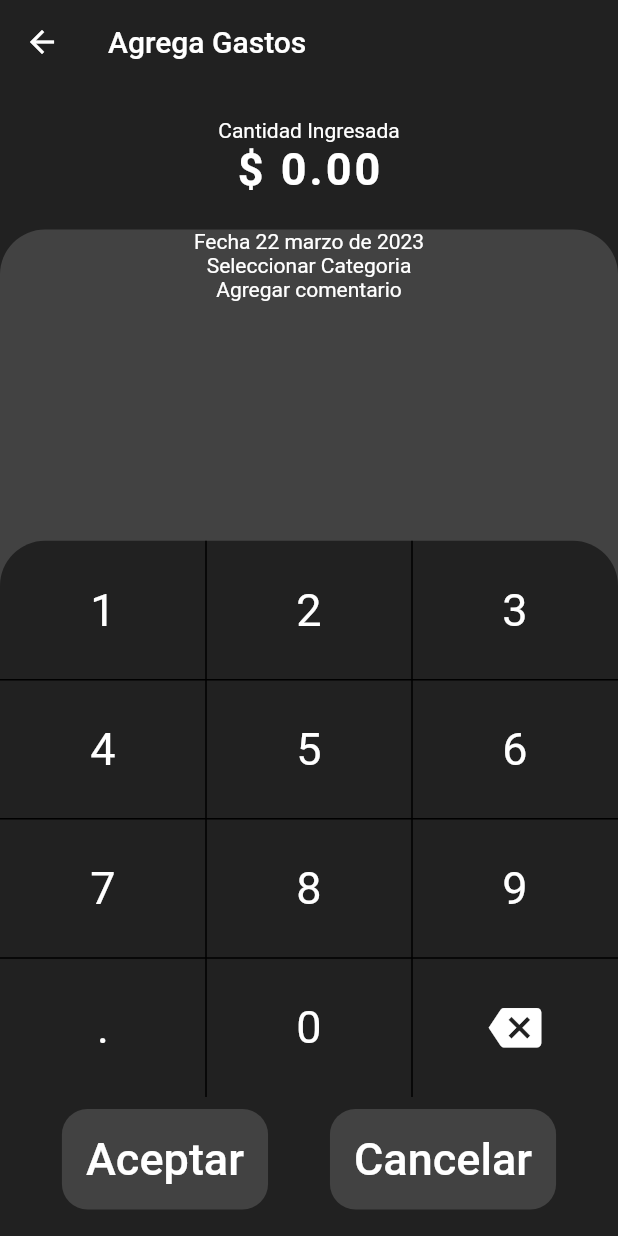
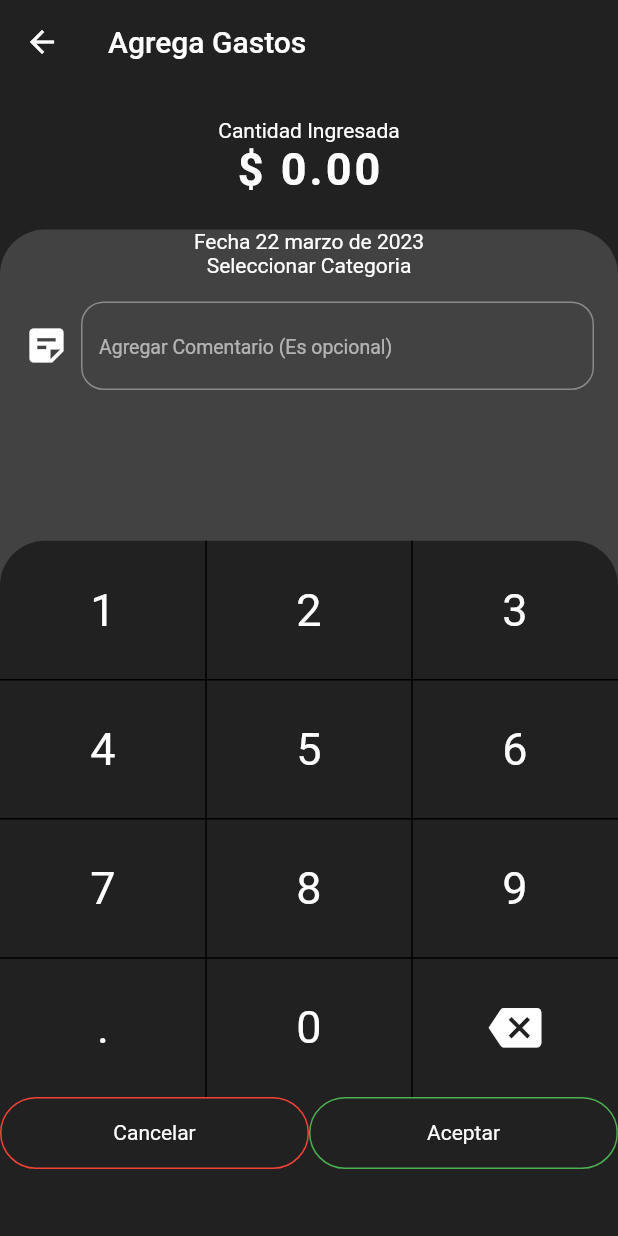
Before and after one commit to TonyVazz/balance_moviles, a Flutter app: the AddExpenses screen opened directly, after a tap on "Cantidad Ingresada", on a phone screen of 412 x 824 dp. Run offline on Flutter 3.47's test engine with Material 2 defaults, Android fonts, the phone set to English and light mode, and no system bars; our stand-ins replace flutter_speed_dial.

Commit message:
agregue el commentbox y se modificaron los botones, tengo que agregar la validacion para el punto nuevamente

```diff
--- a/lib/pages/add_expenses.dart
+++ b/lib/pages/add_expenses.dart
@@ -2,13 +2,20 @@ import 'package:balance/utils/constants.dart';
 import 'package:flutter/material.dart';
 
 import '../widgets/add_expenses_wt/bs_num_keyboard.dart';
+import '../widgets/add_expenses_wt/comments_box.dart';
 
 class AddExpenses extends StatelessWidget {
   const AddExpenses({super.key});
 
   @override
   Widget build(BuildContext context) {
-    return Scaffold(
+    return GestureDetector(
+      //para quitar el teclado, guardar este peque;o bloque
+      behavior: HitTestBehavior.opaque,
+      onTap: () {
+        FocusScope.of(context).unfocus();
+      }, // aqui termina
+      child: Scaffold(
           appBar: AppBar(
             title: const Text('Agrega Gastos'),
             elevation: 0,
@@ -26,12 +33,13 @@ class AddExpenses extends StatelessWidget {
                       children: const [
                         Text('Fecha 22 marzo de 2023'),
                         Text('Seleccionar Categoria'),
-                      Text('Agregar comentario'),
+                        CommentsBox(),
                         Expanded(child: Center(child: Text('Boton'))),
                       ],
                     )),
               )
             ],
-        ));
+          )),
+    );
   }
 }
--- a/lib/utils/constants.dart
+++ b/lib/utils/constants.dart
@@ -1,13 +1,21 @@
 import 'package:flutter/cupertino.dart';
 
-class Constants{
-  static sheetBoxDecoration(Color color){
+class Constants {
+  static sheetBoxDecoration(Color color) {
     return BoxDecoration(
-      color: color,
-      borderRadius: const BorderRadius.only(
-        topLeft: Radius.circular(30),
-        topRight: Radius.circular(30)
-        )
+        color: color,
+        borderRadius: const BorderRadius.only(
+            topLeft: Radius.circular(30), topRight: Radius.circular(30)));
+  }
+
+  static customButton(Color decoration, Color border, String _text) {
+    return Container(
+      padding: const EdgeInsets.all(15),
+      decoration: BoxDecoration(
+          color: decoration,
+          border: Border.all(color: border),
+          borderRadius: BorderRadius.circular(25)),
+      child: Center(child: Text(_text)),
     );
   }
 }
--- a/lib/widgets/add_expenses_wt/bs_num_keyboard.dart
+++ b/lib/widgets/add_expenses_wt/bs_num_keyboard.dart
@@ -1,3 +1,4 @@
+import 'package:balance/utils/constants.dart';
 import 'package:flutter/cupertino.dart';
 import 'package:flutter/material.dart';
 
@@ -13,6 +14,10 @@ class _BSNumKeyboardState extends State<BSNumKeyboard> {
 
   @override
   Widget build(BuildContext context) {
+    String Function(Match) mathFunc;
+    RegExp reg = RegExp(r'(\d{1,3})(?=(\d{3})+(?!\d))');
+    mathFunc = (Match match) => '${match[1]},';
+
     return GestureDetector(
       onTap: () {
         _numPad();
@@ -23,7 +28,7 @@ class _BSNumKeyboardState extends State<BSNumKeyboard> {
           children: [
             Text('Cantidad Ingresada'),
             Text(
-              '\$ $importe',
+              '\$ ${importe.replaceAllMapped(reg, mathFunc)}',
               style: const TextStyle(
                 fontSize: 30,
                 letterSpacing: 2,
@@ -37,7 +42,7 @@ class _BSNumKeyboardState extends State<BSNumKeyboard> {
   }
 
   _numPad() {
-    RegExp regex = RegExp(r'^\d{0,20}(\.\d{0,4})?$'); // Expresión regular
+    if (importe == '0.00') importe = '';
 
     _num(String _text, double _height) {
       return GestureDetector(
@@ -45,13 +50,7 @@ _numPad() {
         onTap: () {
           setState(() {
             if (importe == '0.00') importe = '';
-            if (importe.contains(".") && _text == ".") {
-              return; // Si ya hay un punto decimal en el importe, no se permite agregar otro
-            }
-            String newImporte = importe + _text;
-            if (regex.hasMatch(newImporte)) {
-              importe = newImporte; // Si el nuevo importe coincide con la expresión regular, se permite agregar el dígito
-            }
+            importe += _text;
           });
         },
         child: SizedBox(
@@ -77,7 +76,9 @@ _numPad() {
             borderRadius: BorderRadius.vertical(top: Radius.circular(30))),
         context: context,
         builder: (BuildContext context) {
-          return SizedBox(
+          return WillPopScope(
+            onWillPop: () async => false,
+            child: SizedBox(
               height: 900,
               child: LayoutBuilder(
                 builder: (BuildContext context, BoxConstraints constraints) {
@@ -149,46 +150,28 @@ _numPad() {
                       Row(
                         mainAxisAlignment: MainAxisAlignment.spaceEvenly,
                         children: [
-                        Padding(
-                          padding: const EdgeInsets.only(left: 8.0),
-                          child: Container(
-                            decoration: BoxDecoration(
-                              color: Theme.of(context).primaryColorDark,
-                              borderRadius: BorderRadius.circular(17),
-                            ),
-                            child: TextButton(
-                              onPressed: (() {}),
-                              child: const Padding(
-                                padding: EdgeInsets.all(8.0),
-                                child: Center(
-                                    child: Text(
-                                  'Aceptar',
-                                  style: TextStyle(
-                                      color: Colors.white, fontSize: 30),
-                                )),
+                          Expanded(
+                            child: GestureDetector(
+                              child: Constants.customButton(
+                                  Colors.transparent, Colors.red, 'Cancelar'),
+                              onTap: () {
+                                setState(() {
+                                  importe = '0.00';
+                                  Navigator.pop(context);
+                                });
+                              },
                             ),
                           ),
-                          ),
-                        ),
-                        Padding(
-                          padding: const EdgeInsets.all(8.0),
-                          child: Container(
-                            decoration: BoxDecoration(
-                              color: Theme.of(context).primaryColorDark,
-                              borderRadius: BorderRadius.circular(17),
-                            ),
-                            child: TextButton(
-                              onPressed: (() {}),
-                              child: const Padding(
-                                padding: EdgeInsets.all(8.0),
-                                child: Center(
-                                    child: Text(
-                                  'Cancelar',
-                                  style: TextStyle(
-                                      color: Colors.white, fontSize: 30),
-                                )),
-                              ),
-                            ),
+                          Expanded(
+                            child: GestureDetector(
+                              child: Constants.customButton(
+                                  Colors.transparent, Colors.green, 'Aceptar'),
+                              onTap: () {
+                                setState(() {
+                                  if (importe.isEmpty) importe = '0.00';
+                                  Navigator.pop(context);
+                                });
+                              },
                             ),
                           ),
                         ],
@@ -197,6 +180,7 @@ _numPad() {
                   );
                 },
               ),
+            ),
           );
         });
   }
--- /dev/null
+++ b/lib/widgets/add_expenses_wt/comments_box.dart
@@ -0,0 +1,43 @@
+import 'package:flutter/material.dart';
+
+class CommentsBox extends StatelessWidget {
+  const CommentsBox({super.key});
+
+  @override
+  Widget build(BuildContext context) {
+    return Padding(
+      padding: const EdgeInsets.all(16.0),
+      child: Row(
+        children: [
+          const Icon(
+            Icons.sticky_note_2,
+            size: 30,
+          ),
+          SizedBox(
+            width: 8,
+          ),
+          Expanded(
+            child: TextFormField(
+              cursorColor: Colors.green,
+              keyboardType: TextInputType.text,
+              maxLength: 100,
+              decoration: InputDecoration(
+                counterText: '',
+                hintText: 'Agregar Comentario (Es opcional)',
+                border:
+                    OutlineInputBorder(borderRadius: BorderRadius.circular(15)),
+                hintStyle: const TextStyle(
+                  fontSize: 13,
+                ),
+                focusedBorder: OutlineInputBorder(
+                  borderRadius: BorderRadius.circular(15),
+                  borderSide: const BorderSide(color: Colors.green),
+                ),
+              ),
+            ),
+          )
+        ],
+      ),
+    );
+  }
+}
```
Lines whose indentation alone changed are shown as unchanged.
